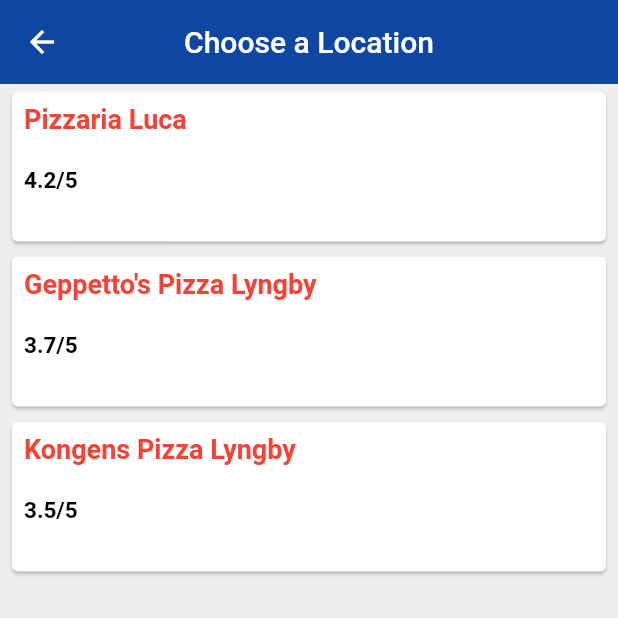
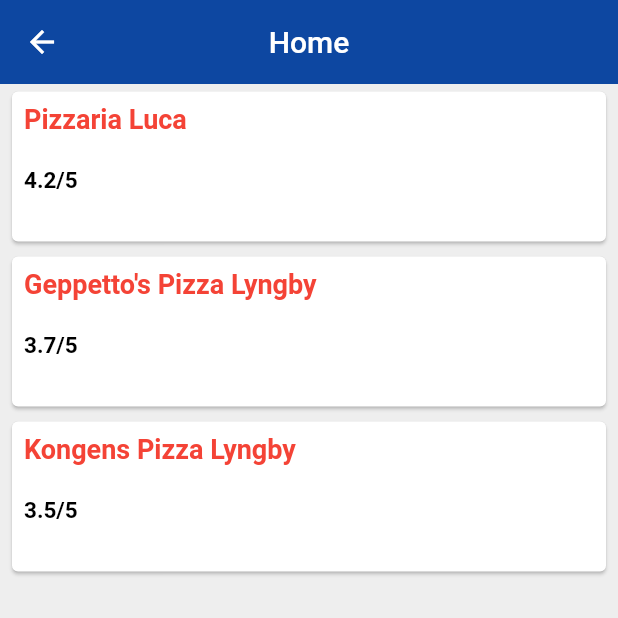
Before and after one commit to Jakob-kild/UniPizza, a Flutter app: the ChooseLocation screen opened by its route, on a phone screen of 412 x 824 dp, the top half of it. Run offline on Flutter 3.47's test engine with Material 2 defaults, Android fonts, the phone set to English and light mode, and no system bars; our stand-ins replace cloud_firestore, firebase_core, flutter_spinkit; accounts and stored records are empty.

```diff
--- /dev/null
+++ b/lib/classes/Pizzaria.dart
@@ -0,0 +1,24 @@
+
+class Pizzaria {
+  String id, name;
+  double rating;
+
+  Pizzaria({
+    this.id,
+    this.name,
+    this.rating
+  });
+
+  Map<String, dynamic> toJson() =>{
+    'id': id,
+    'name': name,
+    'rating': rating
+  };
+
+  static Pizzaria fromJson(Map<String, dynamic> json) => Pizzaria(
+    id: json['id'],
+    name: json['name'],
+    rating: json['rating']
+  );
+
+}
--- a/lib/classes/world_time.dart
+++ /dev/null
@@ -1,41 +0,0 @@
-import 'package:http/http.dart';
-import 'dart:convert';
-import 'package:intl/intl.dart';
-
-class WorldTime {
-
-  String location; // location name for UI
-  String time; // the time in that location
-  String flag; // url to an asset flag icon
-  String url; // location url for api endpoint
-  bool isDaytime; // true or false if daytime or not
-
-  WorldTime({ this.location, this.flag, this.url });
-
-  Future<void> getTime() async {
-
-    try{
-      // make the request
-      Response response = await get('http://worldtimeapi.org/api/timezone/$url');
-      Map data = jsonDecode(response.body);
-
-      // get properties from json
-      String datetime = data['datetime'];
-      String offset = data['utc_offset'].substring(1,3);
-
-      // create DateTime object
-      DateTime now = DateTime.parse(datetime);
-      now = now.add(Duration(hours: int.parse(offset)));
-
-      // set the time property
-      isDaytime = now.hour > 6 && now.hour < 20 ? true : false;
-      time = DateFormat.jm().format(now);
-    }
-    catch (e) {
-      print(e);
-      time = 'could not get time';
-    }
-
-  }
-
-}
--- a/lib/main.dart
+++ b/lib/main.dart
@@ -5,7 +5,7 @@ import 'package:world_time_app/pages/loading.dart';
 import 'package:world_time_app/pages/choose_location.dart';
 
 void main() => runApp(MaterialApp(
-    initialRoute: '/',
+    initialRoute: '/home',
     routes: {
       '/': (context) => Loading(),
       '/home': (context) => Home(),
--- a/lib/pages/choose_location.dart
+++ b/lib/pages/choose_location.dart
@@ -1,5 +1,4 @@
 import 'package:flutter/material.dart';
-import 'package:world_time_app/classes/world_time.dart';
 
 class ChooseLocation extends StatefulWidget {
   @override
@@ -14,18 +13,6 @@ class _ChooseLocationState extends State<ChooseLocation> {
     {"Navn": "Kongens Pizza Lyngby","Rating":"3.5/5"}
   ];
 
-  /*
-  void updateTime(index) async {
-    WorldTime instance = pizzarias[index];
-    await instance.getTime();
-    Navigator.pop(context, {
-      'location': instance.location,
-      'time': instance.time,
-      'flag': instance.flag,
-      'isDaytime': instance.isDaytime,
-    });
-  }*/
-
   @override
   void initState() {
     super.initState();
@@ -37,7 +24,7 @@ class _ChooseLocationState extends State<ChooseLocation> {
       backgroundColor: Colors.grey[200],
       appBar: AppBar(
         backgroundColor: Colors.blue[900],
-        title: Text('Choose a Location'),
+        title: Text('Home'),
         centerTitle: true,
         elevation: 0,
       ),
```
Also changed, not shown: lib/classes/database.dart (added, +9 -0 lines), lib/pages/home.dart (+66 -65 lines), lib/pages/loading.dart (+6 -4 lines), pubspec.yaml (+5 -2 lines), pubspec.lock, 3 other files.
